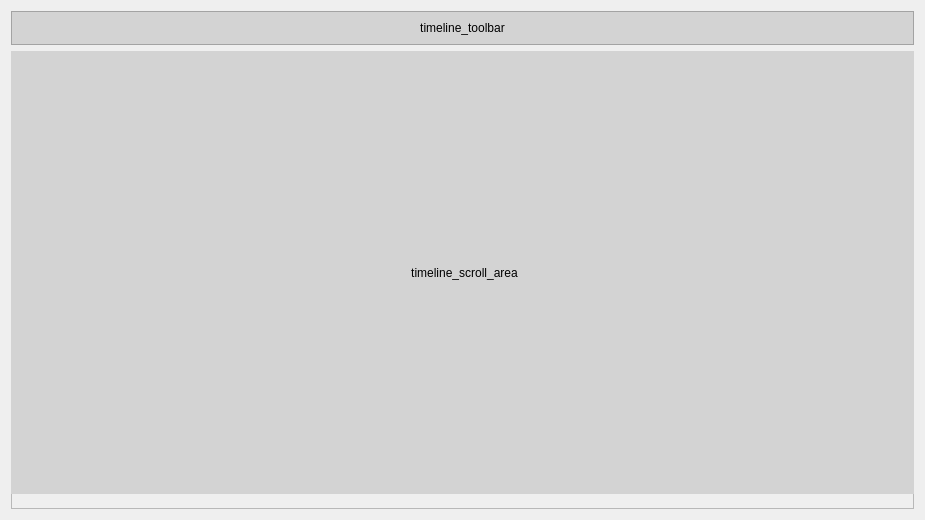
Qt form code/src/main/python/view/timeline/timelineview/timeline_view.ui (felixdittrich92/mission-uncuttable) before a commit.
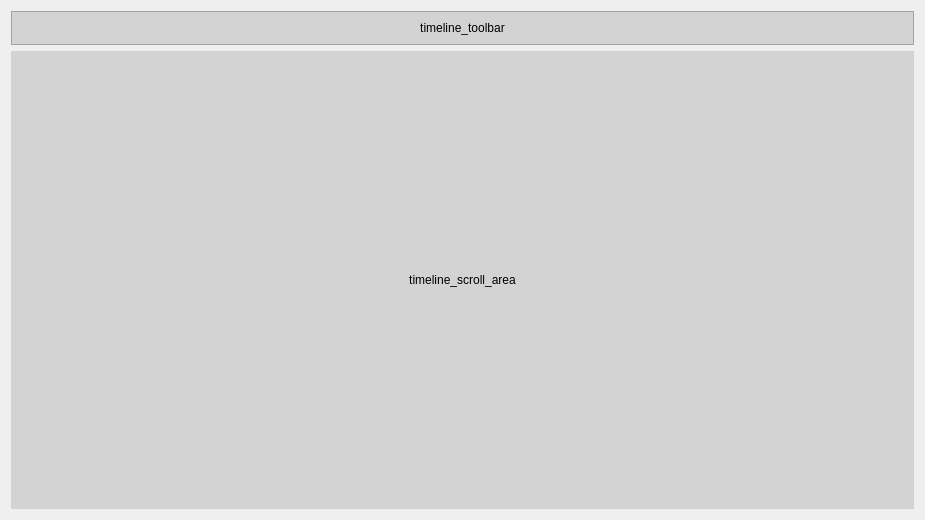
The same form after that commit.

Commit message: #136 Integrate splitted timeneedle in GUI

Patch:
```diff
--- a/code/src/main/python/view/timeline/timelineview/timeline_view.ui
+++ b/code/src/main/python/view/timeline/timelineview/timeline_view.ui
@@ -52,28 +52,7 @@
     </widget>
    </item>
    <item>
-    <widget class="QFrame" name="frame">
-     <property name="sizePolicy">
-      <sizepolicy hsizetype="Preferred" vsizetype="MinimumExpanding">
-       <horstretch>0</horstretch>
-       <verstretch>0</verstretch>
-      </sizepolicy>
-     </property>
-     <property name="frameShape">
-      <enum>QFrame::StyledPanel</enum>
-     </property>
-     <property name="frameShadow">
-      <enum>QFrame::Raised</enum>
-     </property>
      <widget class="QWidget" name="timeline_scroll_area" native="true">
-      <property name="geometry">
-       <rect>
-        <x>0</x>
-        <y>0</y>
-        <width>907</width>
-        <height>443</height>
-       </rect>
-      </property>
       <property name="sizePolicy">
        <sizepolicy hsizetype="Expanding" vsizetype="Expanding">
         <horstretch>0</horstretch>
@@ -101,7 +80,6 @@
         </widget>
        </item>
       </layout>
-     </widget>
     </widget>
    </item>
   </layout>
```
Lines whose indentation alone changed are shown as unchanged. The commit also changes 7 other files.
